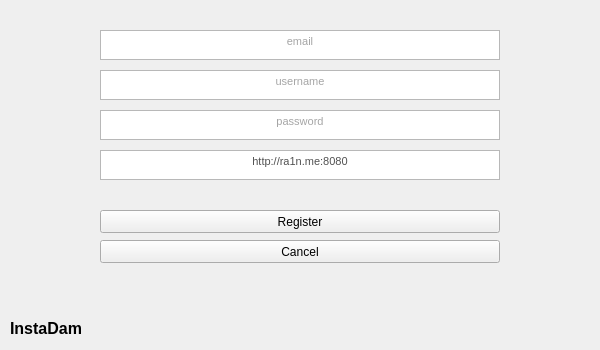
Qt form Qt/InstaDam/app/register.ui (Vedhus/InstaDam) before a commit.
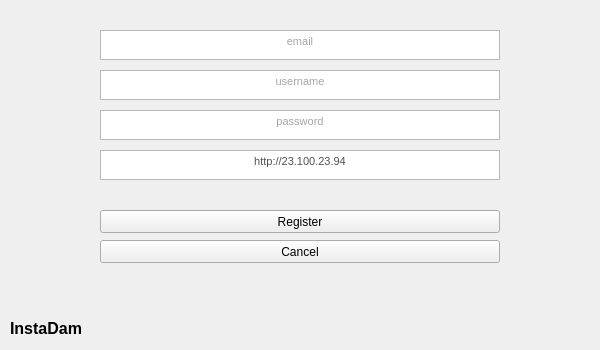
The same form after that commit.

```diff
--- a/Qt/InstaDam/app/register.ui
+++ b/Qt/InstaDam/app/register.ui
@@ -81,7 +81,7 @@
 &lt;html&gt;&lt;head&gt;&lt;meta name=&quot;qrichtext&quot; content=&quot;1&quot; /&gt;&lt;style type=&quot;text/css&quot;&gt;
 p, li { white-space: pre-wrap; }
 &lt;/style&gt;&lt;/head&gt;&lt;body style=&quot; font-family:'MS Shell Dlg 2'; font-size:8.25pt; font-weight:400; font-style:normal;&quot;&gt;
-&lt;p align=&quot;center&quot; style=&quot; margin-top:0px; margin-bottom:0px; margin-left:0px; margin-right:0px; -qt-block-indent:0; text-indent:0px;&quot;&gt;&lt;span style=&quot; font-family:'OpenSans,Helvetica,Arial,sans-serif'; font-size:8pt; color:#505050; background-color:#ffffff;&quot;&gt;http://ra1n.me:8080&lt;/span&gt;&lt;/p&gt;&lt;/body&gt;&lt;/html&gt;</string>
+&lt;p align=&quot;center&quot; style=&quot; margin-top:0px; margin-bottom:0px; margin-left:0px; margin-right:0px; -qt-block-indent:0; text-indent:0px;&quot;&gt;&lt;span style=&quot; font-family:'OpenSans,Helvetica,Arial,sans-serif'; font-size:8pt; color:#505050; background-color:#ffffff;&quot;&gt;http://23.100.23.94&lt;/span&gt;&lt;/p&gt;&lt;/body&gt;&lt;/html&gt;</string>
    </property>
   </widget>
   <widget class="QPushButton" name="pushButton">
```
